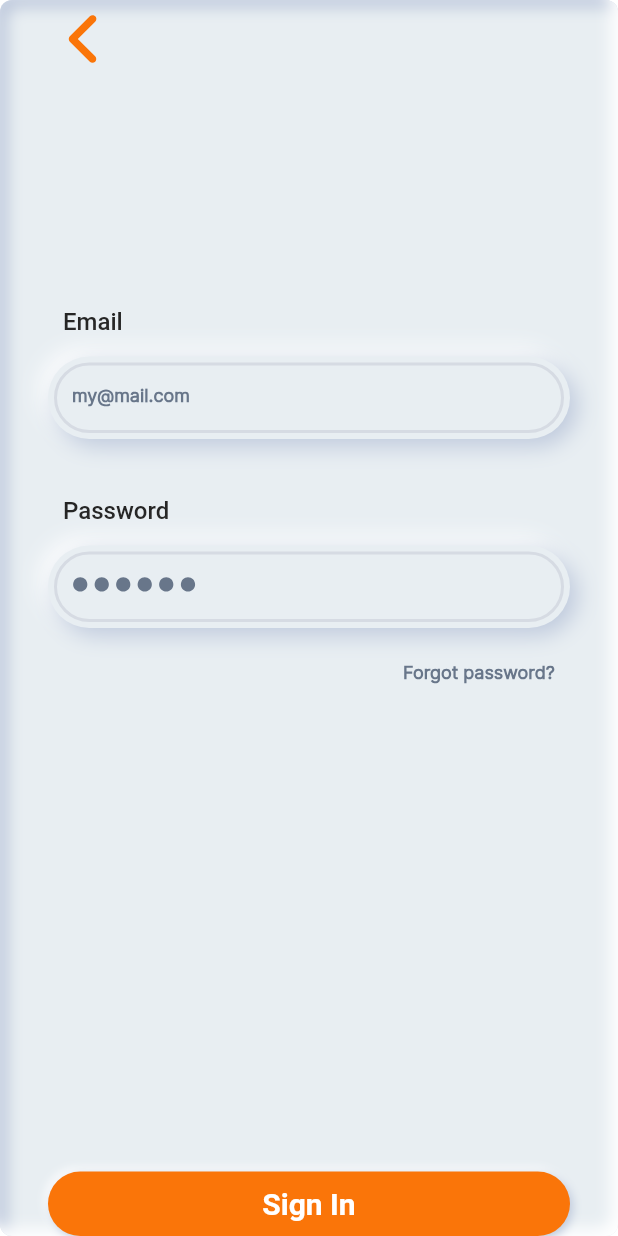
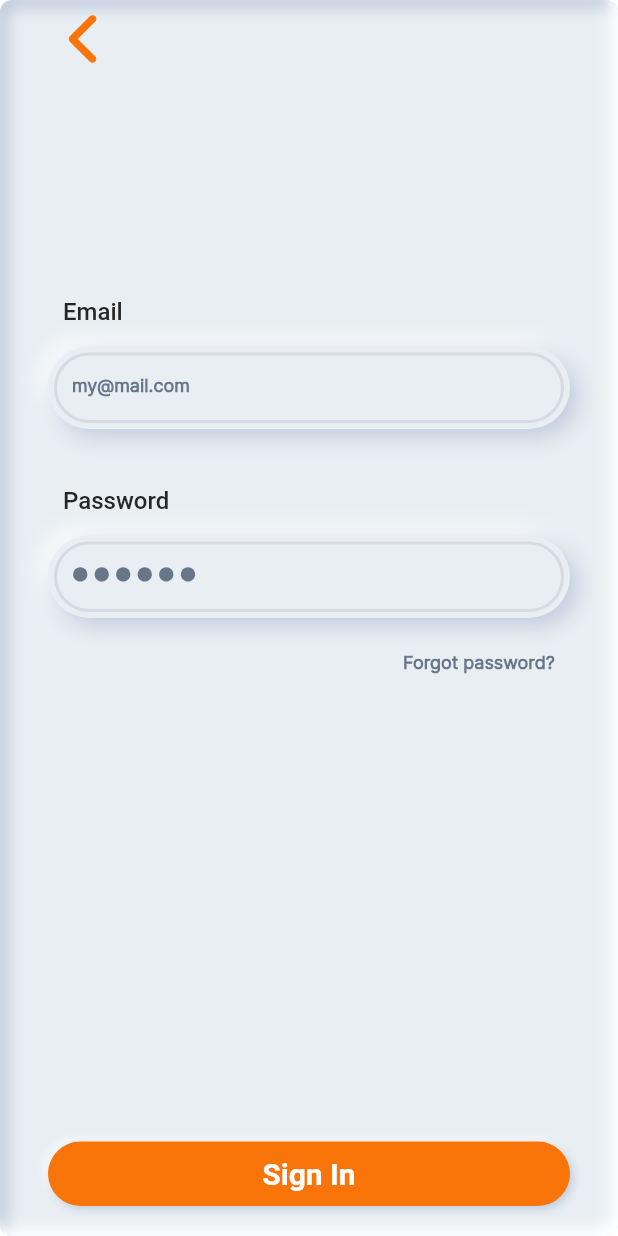
Before and after one commit to TBR-Group-software/neumorphic_phone_dialer, a Flutter app: the AuthPage screen opened by its route, on a phone screen of 412 x 824 dp. Run offline on Flutter 3.47's test engine with Material 2 defaults, Android fonts, the light colour scheme and no system bars; drawn by our look-alikes of flutter_neumorphic; our stand-ins replace auto_route, bloc, contacts_service, equatable, firebase_auth, firebase_core and 6 more; missing offline and left inert: flutter_phone_direct_caller, string_to_hex; accounts and stored records are empty; Roboto replaces fonts that are missing (Quicksand); statements that could not run were skipped.

Commit message:
add padding to sign in button

```diff
--- a/lib/presentation/page/auth/page.dart
+++ b/lib/presentation/page/auth/page.dart
@@ -1,5 +1,4 @@
 import 'package:auto_route/auto_route.dart';
-import 'package:flutter/material.dart';
 import 'package:flutter_bloc/flutter_bloc.dart';
 import 'package:flutter_neumorphic/flutter_neumorphic.dart';
 import 'package:flutter_svg/svg.dart';
@@ -76,7 +75,13 @@ class _AuthPageState extends State<AuthPage> {
             ),
             SafeArea(
               child: Padding(
-                padding: const EdgeInsets.symmetric(horizontal: 32),
+                padding: EdgeInsets.only(
+                  left: 32,
+                  right: 32,
+                  bottom: MediaQuery.of(context).padding.bottom == 0
+                      ? 20
+                      : MediaQuery.of(context).padding.bottom,
+                ),
                 child: BlocConsumer<AuthBloc, AuthState>(
                   bloc: _authBloc,
                   listener: (BuildContext context, AuthState state) {
--- a/lib/presentation/page/home/page.dart
+++ b/lib/presentation/page/home/page.dart
@@ -5,7 +5,6 @@ import 'package:flutter_svg/flutter_svg.dart';
 import 'package:neumorphic_phone_dialer/backbone/dependency_injection.dart'
     as di;
 import 'package:neumorphic_phone_dialer/presentation/bloc/auth/bloc.dart';
-import 'package:neumorphic_phone_dialer/presentation/bloc/base.dart';
 import 'package:neumorphic_phone_dialer/presentation/bloc/call/bloc.dart';
 import 'package:neumorphic_phone_dialer/presentation/navigation/router.gr.dart';
 import 'package:neumorphic_phone_dialer/presentation/page/home/components/contact_avatar.dart';
@@ -67,7 +66,7 @@ class _HomePageState extends State<HomePage> {
             builder: (BuildContext context, AuthState state) {
               return GestureDetector(
                 onTap: () {
-                  if (state.status == BlocStatus.loaded && state.user == null) {
+                  if (state.user == null) {
                     context.router.push(
                       const AuthRoute(),
                     );
```
